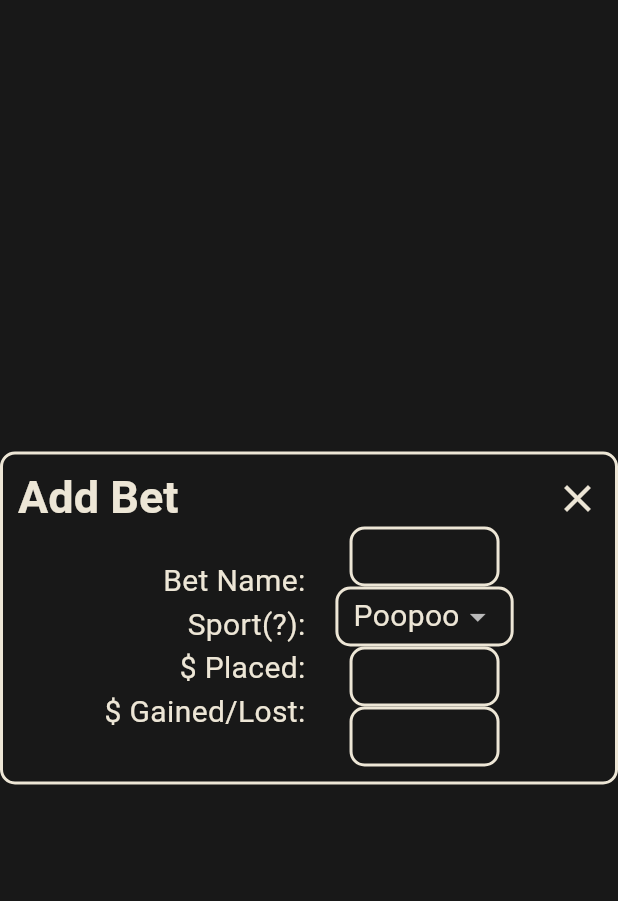
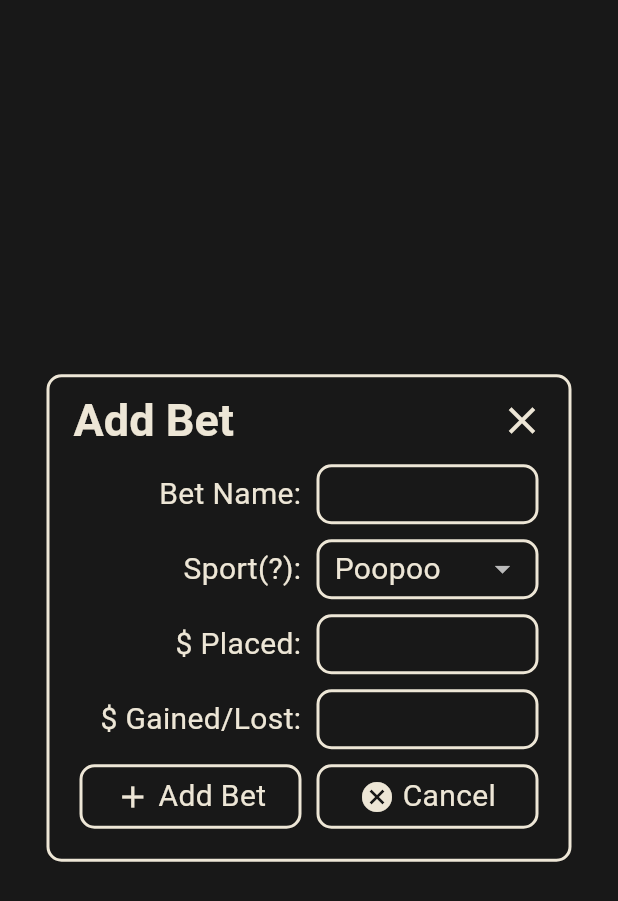
Before and after one commit to Myoro/MyoroBetTracker, a Flutter app: the AddBetModal widget shown alone on an empty page, opened directly, on a phone screen of 412 x 824 dp. Shown: the top 901 px of the screen. Run offline on Flutter 3.47's test engine with Material 3 defaults, Android fonts, the phone set to English and light mode, and no system bars; our stand-ins replace flutter_bloc, sqflite, sqflite_common_ffi; missing offline and left inert: window_manager; accounts and stored records are empty.

Commit message:
Maybe done for today

```diff
--- a/myoro_bet_tracker/lib/inputs/basic_dropdown.dart
+++ b/myoro_bet_tracker/lib/inputs/basic_dropdown.dart
@@ -1,9 +1,14 @@
 import 'package:flutter/material.dart';
 
 class BasicDropdown extends StatelessWidget {
+  final double width;
   final double height;
 
-  const BasicDropdown({ super.key, this.height = 40 });
+  const BasicDropdown({
+    super.key,
+    this.height = 40,
+    this.width = 100
+  });
 
   @override
   Widget build(BuildContext context) {
@@ -11,6 +16,7 @@ class BasicDropdown extends StatelessWidget {
 
     return Container(
       height: height,
+      width: width,
       decoration: BoxDecoration(
         borderRadius: BorderRadius.circular(10),
         border: Border.all(
@@ -19,6 +25,7 @@ class BasicDropdown extends StatelessWidget {
         )
       ),
       child: DropdownButton(
+        isExpanded: true,
         padding: const EdgeInsets.symmetric(horizontal: 10),
         underline: Container(), // Removes the default underline
         items: [
--- a/myoro_bet_tracker/lib/widgets/buttons/icon_and_text_hover_button.dart
+++ b/myoro_bet_tracker/lib/widgets/buttons/icon_and_text_hover_button.dart
@@ -47,6 +47,7 @@ class _IconAndTextHoverButtonState extends State<IconAndTextHoverButton> {
                   widget.icon,
                   color: hovered ? theme.colorScheme.primary : theme.colorScheme.onPrimary
                 ),
+                const SizedBox(width: 5),
                 Text(
                   widget.text,
                   style: theme.textTheme.bodyMedium!.copyWith(
--- a/myoro_bet_tracker/lib/widgets/modals/add_bet_modal.dart
+++ b/myoro_bet_tracker/lib/widgets/modals/add_bet_modal.dart
@@ -1,6 +1,7 @@
 import 'package:flutter/material.dart';
 import 'package:myoro_bet_tracker/inputs/basic_dropdown.dart';
 import 'package:myoro_bet_tracker/inputs/basic_input.dart';
+import 'package:myoro_bet_tracker/widgets/buttons/icon_and_text_hover_button.dart';
 import 'package:myoro_bet_tracker/widgets/modals/basic_modal.dart';
 
 class AddBetModal extends StatelessWidget {
@@ -17,29 +18,53 @@ class AddBetModal extends StatelessWidget {
 
     return BasicModal(
       title: 'Add Bet',
-      width: 500,
-      body: Row(
-        mainAxisAlignment: MainAxisAlignment.center,
-        children: [
-          Column(
-            crossAxisAlignment: CrossAxisAlignment.end,
+      width: 350,
+      body: Material( // For BasicInput & BasicDropdown to work
+        child: Padding(
+          padding: const EdgeInsets.all(10),
+          child: Column(
             children: [
-              for(final String title in titles)
-                Text('$title:', style: Theme.of(context).textTheme.bodyMedium)
+              for(final String title in titles) ...[
+                Row(
+                  children: [
+                    Expanded(
+                      child: Text(
+                        '$title:',
+                        style: Theme.of(context).textTheme.bodyMedium,
+                        textAlign: TextAlign.right
+                      ),
+                    ),
+                    const SizedBox(width: 10),
+                    if(title != 'Sport(?)')
+                      const Expanded(child: BasicInput())
+                    else
+                      const Expanded(child: BasicDropdown())
+                  ]
+                ),
+                const SizedBox(height: 10)
+              ],
+              Row(
+                children: [
+                  Expanded(
+                    child: IconAndTextHoverButton(
+                      onTap: () {}, // TODO
+                      icon: Icons.add,
+                      text: 'Add Bet'
+                    ),
+                  ),
+                  const SizedBox(width: 10),
+                  Expanded(
+                    child: IconAndTextHoverButton(
+                      onTap: () {}, // TODO
+                      icon: Icons.cancel,
+                      text: 'Cancel'
+                    ),
+                  )
+                ]
+              )
             ]
           ),
-          const SizedBox(width: 20),
-          const Material( // So TextFields will work property in modals
-            child: Column(
-              children: [
-                BasicInput(),
-                BasicDropdown(),
-                BasicInput(),
-                BasicInput()
-              ]
-            )
-          )
-        ]
+        ),
       )
     );
   }
--- a/myoro_bet_tracker/lib/widgets/modals/basic_modal.dart
+++ b/myoro_bet_tracker/lib/widgets/modals/basic_modal.dart
@@ -27,13 +27,15 @@ class BasicModal extends StatelessWidget {
             width: 2
           )
         ),
-        width: 500,
+        width: width,
         child: Padding(
           padding: const EdgeInsets.all(10),
           child: Column(
             mainAxisSize: MainAxisSize.min,
             children: [
-              Row(
+              Padding(
+                padding: const EdgeInsets.symmetric(horizontal: 6),
+                child: Row(
                   children: [
                     Text(title, style: theme.textTheme.titleLarge),
                     const Spacer(),
@@ -47,6 +49,7 @@ class BasicModal extends StatelessWidget {
                     )
                   ]
                 ),
+              ),
               body
             ]
           ),
```
Lines whose indentation alone changed are shown as unchanged.
